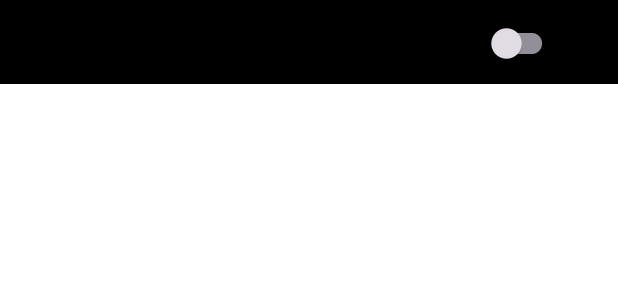
After one commit to GabrielAuger1/TP2_mobiles, an Android app: the layout toolbar.xml on its own in the app's theme, with its tools: preview values and no code run, on a phone screen of 412 x 824 dp. The commit adds this screen. Shown: the top 300 px of the screen. Run offline under Robolectric (Android 15) with nearby library versions, the phone set to English and light mode, and no system bars.

Commit message:
Toolbar, btn switch btn flotant

```diff
--- a/app/src/main/java/com/example/tp2_14d_mobiles/data/ItemDao.kt
+++ b/app/src/main/java/com/example/tp2_14d_mobiles/data/ItemDao.kt
@@ -29,4 +29,6 @@ interface ItemDao {
 
     @Query("DELETE FROM items")
     fun deleteAllItems()
+
+    companion object
 }
--- a/app/src/main/java/com/example/tp2_14d_mobiles/ui/dashboard/ListeMagasinFragment.kt
+++ b/app/src/main/java/com/example/tp2_14d_mobiles/ui/dashboard/ListeMagasinFragment.kt
@@ -55,6 +55,7 @@ class ListeMagasinFragment : Fragment() {
         binding.btnAddToCart.setOnClickListener {
             val selectedItemsWithQuantities = itemAdapter!!.getSelectedItemsWithQuantities()
             addToCart(selectedItemsWithQuantities)
+
         }
 
         val itemDao: ItemDao = ItemDatabase.getDatabase(requireContext()).itemDao()
--- a/app/src/main/res/layout/fragment_home.xml
+++ b/app/src/main/res/layout/fragment_home.xml
@@ -19,4 +19,5 @@
         app:layout_constraintEnd_toEndOf="parent"
         app:layout_constraintStart_toStartOf="parent"
         app:layout_constraintTop_toTopOf="parent" />
+
 </androidx.constraintlayout.widget.ConstraintLayout>
--- a/app/src/main/res/layout/item_row.xml
+++ b/app/src/main/res/layout/item_row.xml
@@ -3,7 +3,7 @@
     android:layout_width="match_parent"
     android:layout_height="wrap_content"
     xmlns:app="http://schemas.android.com/apk/res-auto"
-    android:layout_margin="8dp"
+    android:layout_margin="12dp"
     app:cardCornerRadius="8dp"
     app:cardElevation="4dp">
 
--- /dev/null
+++ b/app/src/main/res/layout/toolbar.xml
@@ -0,0 +1,21 @@
+<?xml version="1.0" encoding="utf-8"?>
+
+<androidx.appcompat.widget.Toolbar xmlns:android="http://schemas.android.com/apk/res/android"
+    android:id="@+id/toolbar"
+    android:layout_width="match_parent"
+    android:layout_height="?attr/actionBarSize"
+    android:elevation="4dp"
+    android:theme="@style/Theme.Material3.Dark"
+    android:background="@color/black">
+
+        <androidx.appcompat.widget.SwitchCompat xmlns:android="http://schemas.android.com/apk/res/android"
+            android:id="@+id/tbar"
+            android:layout_width="122dp"
+            android:layout_height="55dp"
+            android:layout_marginStart="250dp"
+            android:layout_marginTop="1dp"
+            android:elevation="4dp" />
+
+
+
+</androidx.appcompat.widget.Toolbar>
--- a/app/src/main/res/values-night/themes.xml
+++ b/app/src/main/res/values-night/themes.xml
@@ -1,6 +1,6 @@
 <resources xmlns:tools="http://schemas.android.com/tools">
     <!-- Base application theme. -->
-    <style name="Theme.TP2_14D_mobiles" parent="Theme.MaterialComponents.DayNight.DarkActionBar">
+    <style name="Theme.TP2_14D_mobiles" parent="Theme.MaterialComponents.DayNight.NoActionBar">
         <!-- Primary brand color. -->
         <item name="colorPrimary">@color/purple_200</item>
         <item name="colorPrimaryVariant">@color/purple_700</item>
--- a/app/src/main/res/values/strings.xml
+++ b/app/src/main/res/values/strings.xml
@@ -4,4 +4,5 @@
     <string name="title_dashboard">Dashboard</string>
     <string name="title_notifications">Notifications</string>
     <string name="ajouter_les_articles_au_panier">Ajouter les articles au panier</string>
+    <string name="adm" > Admin</string>
 </resources>
--- a/app/src/main/res/values/themes.xml
+++ b/app/src/main/res/values/themes.xml
@@ -1,6 +1,6 @@
 <resources xmlns:tools="http://schemas.android.com/tools">
     <!-- Base application theme. -->
-    <style name="Theme.TP2_14D_mobiles" parent="Theme.MaterialComponents.DayNight.DarkActionBar">
+    <style name="Theme.TP2_14D_mobiles" parent="Theme.MaterialComponents.DayNight.NoActionBar">
         <!-- Primary brand color. -->
         <item name="colorPrimary">@color/purple_500</item>
         <item name="colorPrimaryVariant">@color/purple_700</item>
--- a/gradle/libs.versions.toml
+++ b/gradle/libs.versions.toml
@@ -31,6 +31,6 @@ androidx-room-compiler = { module = "androidx.room:room-compiler", version.ref =
 androidx-room-ktx = { module = "androidx.room:room-ktx", version.ref = "roomKtx" }
 
 [plugins]
-android-application = { id = "com.android.application", version.ref = "agp" }
+android-application = { id = "com.android.application", version = "8.5.2" }
 jetbrains-kotlin-android = { id = "org.jetbrains.kotlin.android", version.ref = "kotlin" }
 ksp-android = { id = "com.google.devtools.ksp", version.ref = "ksp" }
```
Also changed, not shown: app/src/main/java/com/example/tp2_14d_mobiles/MainActivity.kt (+63 -0 lines), app/src/main/res/layout/activity_main.xml (+29 -0 lines), app/src/main/res/layout/fragment_liste_magasin.xml (+1 -13 lines), app/src/main/res/drawable/plus.png (added).
